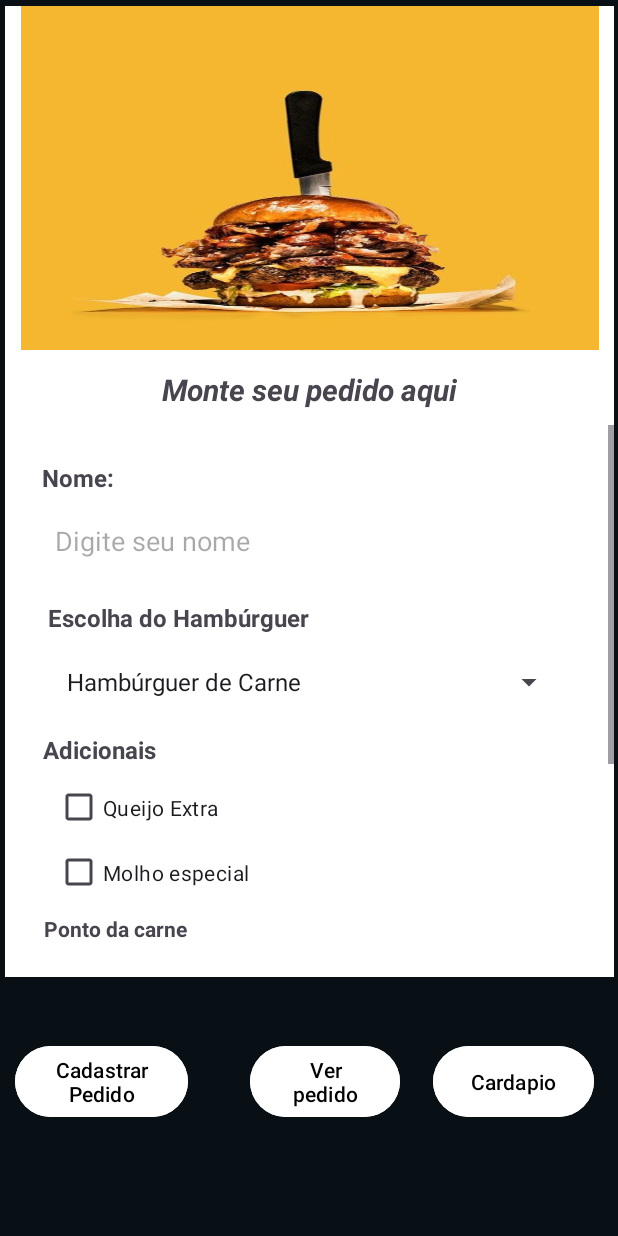
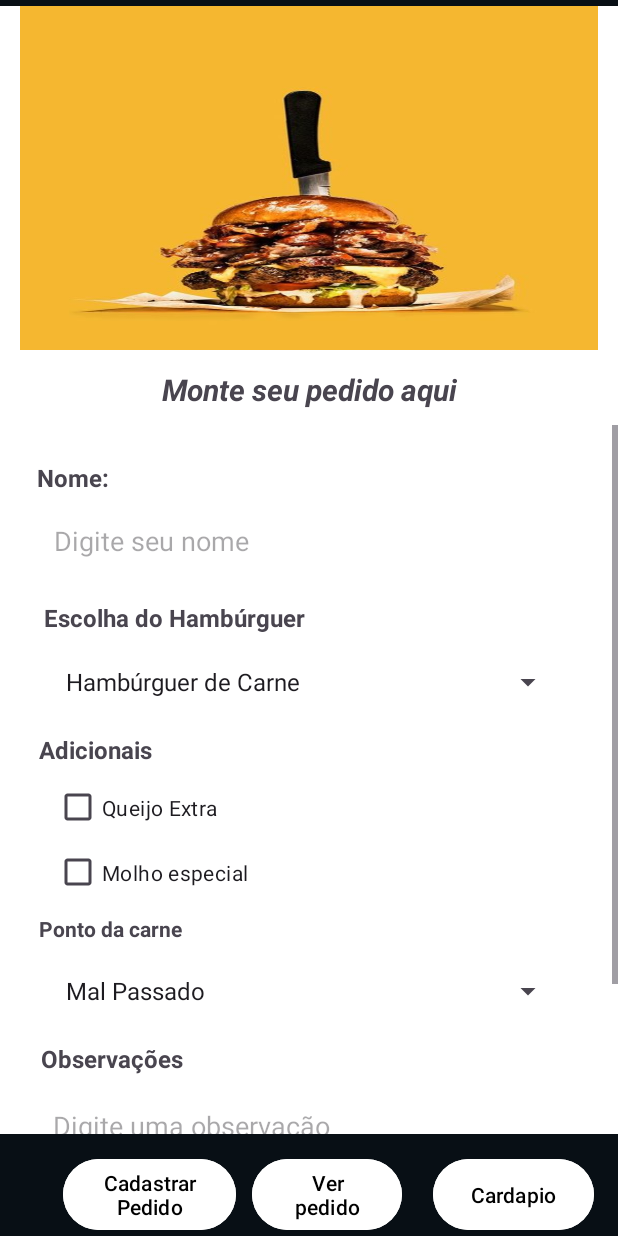
Before and after one commit to IsabellajFerreira/StackedBurgers, an Android app: the screen it shows after launch (MainActivity), after a tap on "Cadastrar Pedido", on a phone screen of 412 x 824 dp. Run offline under Robolectric (Android 15) with nearby library versions, the phone set to English and light mode, and no system bars.

Commit message:
Ajustando fragments

```diff
--- a/app/src/main/res/layout/activity_main.xml
+++ b/app/src/main/res/layout/activity_main.xml
@@ -8,6 +8,7 @@
     android:background="@color/dark"
     tools:context=".MainActivity">
 
+    <!-- Imagem de fundo -->
     <ImageView
         android:id="@+id/imageView"
         android:layout_width="404dp"
@@ -20,16 +21,20 @@
         app:layout_constraintVertical_bias="0.18"
         app:srcCompat="@drawable/tela_inicial" />
 
+
     <androidx.fragment.app.FragmentContainerView
         android:id="@+id/fragmentContainerView"
+        android:layout_width="0dp"
+        android:layout_height="0dp"
         android:name="androidx.fragment.app.ListFragment"
-        android:layout_width="406dp"
-        android:layout_height="647dp"
         android:layout_marginTop="4dp"
-        app:layout_constraintEnd_toEndOf="parent"
+        app:layout_constraintTop_toTopOf="parent"
+        app:layout_constraintBottom_toTopOf="@+id/btnCadastrar"
         app:layout_constraintStart_toStartOf="parent"
-        app:layout_constraintTop_toTopOf="parent" />
+        app:layout_constraintEnd_toEndOf="parent" />
 
+
+    <!-- Botão Cardápio -->
     <Button
         android:id="@+id/btnCadastrar"
         android:layout_width="115dp"
@@ -40,10 +45,8 @@
         android:textColor="#000000"
         app:layout_constraintBottom_toBottomOf="parent"
         app:layout_constraintEnd_toStartOf="@+id/btnCardapio"
-        app:layout_constraintHorizontal_bias="0.0"
-        app:layout_constraintStart_toStartOf="parent"
-        app:layout_constraintTop_toBottomOf="@+id/fragmentContainerView"
-        app:layout_constraintVertical_bias="0.36" />
+        app:layout_constraintHorizontal_bias="0.196"
+        app:layout_constraintStart_toStartOf="parent" />
 
     <Button
         android:id="@+id/btnCardapio"
@@ -55,9 +58,9 @@
         android:textColor="#000000"
         app:layout_constraintBottom_toBottomOf="parent"
         app:layout_constraintEnd_toEndOf="parent"
-        app:layout_constraintTop_toBottomOf="@+id/fragmentContainerView"
-        app:layout_constraintVertical_bias="0.36" />
+        app:layout_constraintVertical_bias="1.0" />
 
+    <!-- Botão Ver Pedido -->
     <Button
         android:id="@+id/button4"
         android:layout_width="100dp"
@@ -68,9 +71,7 @@
         android:textColor="#000000"
         app:layout_constraintBottom_toBottomOf="parent"
         app:layout_constraintEnd_toStartOf="@+id/btnCardapio"
-        app:layout_constraintHorizontal_bias="0.773"
         app:layout_constraintStart_toEndOf="@+id/btnCadastrar"
-        app:layout_constraintTop_toBottomOf="@+id/fragmentContainerView"
-        app:layout_constraintVertical_bias="0.36" />
+        app:layout_constraintVertical_bias="1.0" />
 
 </androidx.constraintlayout.widget.ConstraintLayout>
--- a/app/src/main/res/layout/fragment_cadastrar.xml
+++ b/app/src/main/res/layout/fragment_cadastrar.xml
@@ -8,7 +8,7 @@
 
     <androidx.constraintlayout.widget.ConstraintLayout
         android:layout_width="match_parent"
-        android:layout_height="match_parent"
+        android:layout_height="752dp"
         android:background="@color/white"
         android:backgroundTint="@color/white">
 
@@ -20,8 +20,7 @@
             android:orientation="vertical"
             app:layout_constraintEnd_toEndOf="parent"
             app:layout_constraintStart_toStartOf="parent"
-            app:layout_constraintTop_toTopOf="parent">
-        </LinearLayout>
+            app:layout_constraintTop_toTopOf="parent"></LinearLayout>
 
         <TextView
             android:id="@+id/textView2"
@@ -41,10 +40,10 @@
             android:layout_width="match_parent"
             android:layout_height="0dp"
             android:layout_marginTop="50dp"
+            app:layout_constraintBottom_toBottomOf="parent"
             app:layout_constraintEnd_toEndOf="parent"
             app:layout_constraintStart_toStartOf="parent"
-            app:layout_constraintTop_toBottomOf="@+id/linearLayout"
-            app:layout_constraintBottom_toBottomOf="parent">
+            app:layout_constraintTop_toBottomOf="@+id/linearLayout">
 
             <LinearLayout
                 android:layout_width="match_parent"
@@ -203,14 +202,14 @@
                         android:id="@+id/txtResultado"
                         android:layout_width="wrap_content"
                         android:layout_height="wrap_content"
+                        android:padding="16dp"
                         android:text="Resultado do Pedido"
+                        android:textColor="@color/black"
                         android:textSize="18sp"
                         android:textStyle="bold"
-                        android:padding="16dp"
-                        android:textColor="@color/black"
-                        app:layout_constraintTop_toBottomOf="@+id/btnEnviar"
                         app:layout_constraintEnd_toEndOf="parent"
-                        app:layout_constraintStart_toStartOf="parent" />
+                        app:layout_constraintStart_toStartOf="parent"
+                        app:layout_constraintTop_toBottomOf="@+id/btnEnviar" />
 
                 </androidx.constraintlayout.widget.ConstraintLayout>
 
```
